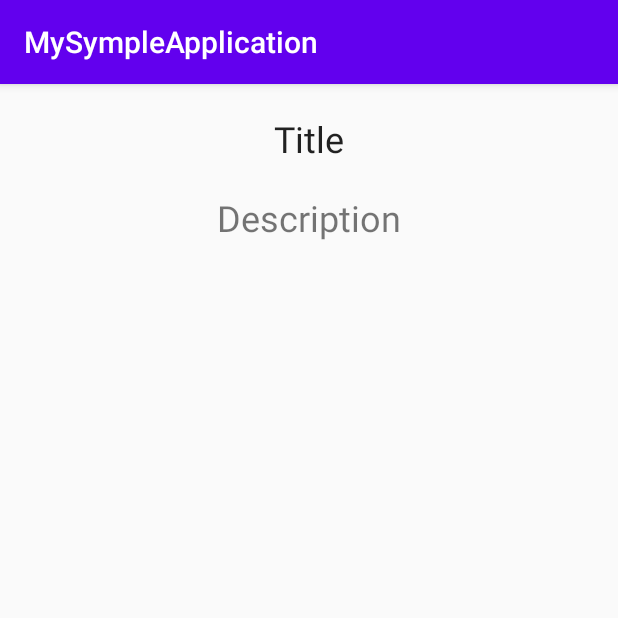
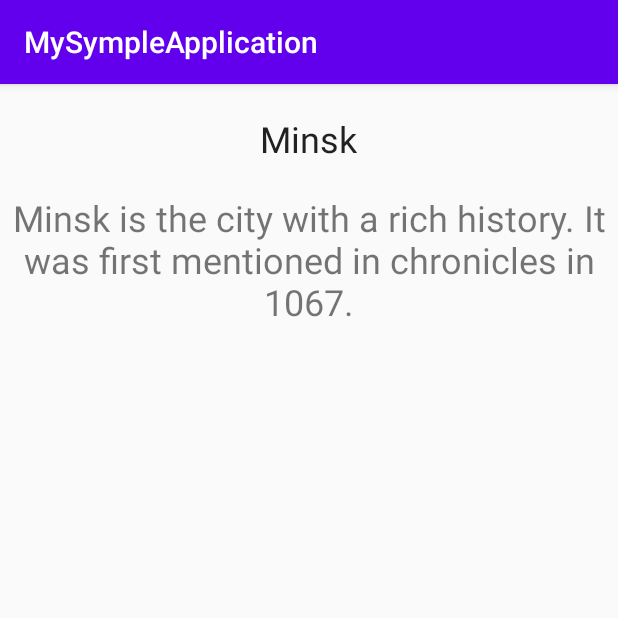
Before and after one commit to AlexM-pixel/SipmlePrimer, an Android app: the screen it shows after launch (DescriptionActivity), after a tap on "ТЕКСТ С ОПИСАНИЕМ И ЗАГОЛОВКОМ", on a phone screen of 412 x 824 dp, the top half of it. Run offline under Robolectric (Android 15) with nearby library versions, the phone set to English and light mode, and no system bars.

Commit message:
added interface implementation to mainActivity and layout for tablet

```diff
--- /dev/null
+++ b/app/src/main/java/com/example/mysympleapplication/Cities.java
@@ -0,0 +1,25 @@
+package com.example.mysympleapplication;
+
+import java.util.ArrayList;
+import java.util.Arrays;
+import java.util.List;
+
+public class Cities {
+    String title;
+    String description;
+
+    Cities(String title, String description) {
+        this.title= title;
+        this.description= description;
+    }
+  public static   List<Cities> citiesList = Arrays.asList(new Cities("Minsk", "Minsk is the city with a rich history. It was first mentioned in chronicles in 1067."),
+            new Cities("London", "its political, economic and cultural centre. It's one of the largest cities in the world. Its population "));
+
+    public String getTitle() {
+        return title;
+    }
+
+    public String getDescription() {
+        return description;
+    }
+}
--- a/app/src/main/java/com/example/mysympleapplication/DescriptionActivity.java
+++ b/app/src/main/java/com/example/mysympleapplication/DescriptionActivity.java
@@ -15,7 +15,8 @@ public class DescriptionActivity extends AppCompatActivity {
         super.onCreate(savedInstanceState);
         setContentView(R.layout.second_activity);
         Fragment2 descriptionfragment = (Fragment2) getSupportFragmentManager().findFragmentById(R.id.fragment_description_portret); //получил ссылку на фрагмент
-    descriptionfragment.setCity(1);
+        int idButton_fromFragment1 = getIntent().getExtras().getInt(MainActivity.KEY_TITLE);
+        descriptionfragment.setCity(idButton_fromFragment1);
     }
 
     @Override
--- a/app/src/main/java/com/example/mysympleapplication/MainActivity.java
+++ b/app/src/main/java/com/example/mysympleapplication/MainActivity.java
@@ -8,11 +8,20 @@ import android.os.Bundle;
 import android.view.View;
 import android.widget.Button;
 
-public class MainActivity extends AppCompatActivity {
+import com.example.mysympleapplication.fragments.Fragment1;
 
+public class MainActivity extends AppCompatActivity implements Fragment1.Listener {
+public static final String KEY_TITLE="id";
     @Override
     protected void onCreate(Bundle savedInstanceState) {
         super.onCreate(savedInstanceState);
         setContentView(R.layout.activity_main);
     }
+
+    @Override
+    public void idButton(int id) {
+        Intent intent = new Intent(this, DescriptionActivity.class);
+                    intent.putExtra(KEY_TITLE, id);
+                    startActivity(intent);
+    }
 }
--- a/app/src/main/java/com/example/mysympleapplication/fragments/Fragment1.java
+++ b/app/src/main/java/com/example/mysympleapplication/fragments/Fragment1.java
@@ -1,5 +1,6 @@
 package com.example.mysympleapplication.fragments;
 
+import android.content.Context;
 import android.content.Intent;
 import android.content.res.Configuration;
 import android.os.Bundle;
@@ -17,42 +18,47 @@ import com.example.mysympleapplication.R;
 import com.example.mysympleapplication.DescriptionActivity;
 
 public class Fragment1 extends Fragment {
-    public static final String KEY_TITLE = "Title";
-    private Button button1;
-    private Button button2;
+
+    public static interface Listener {
+        void idButton(int id);
+    }
+
+    private Listener listener;
 
     @Nullable
     @Override
     public View onCreateView(@NonNull LayoutInflater inflater, @Nullable ViewGroup container, @Nullable Bundle savedInstanceState) {
         final View view = inflater.inflate(R.layout.fragment_one, container, false);
-        button1 = view.findViewById(R.id.buttom1);
-        button2 = view.findViewById(R.id.buttom2);
+        final Button button1 = view.findViewById(R.id.buttom1);
+        final Button button2 = view.findViewById(R.id.buttom2);
 
         button1.setOnClickListener(new View.OnClickListener() {
             @Override
             public void onClick(View v) {
-                String textTitle = button1.getText().toString();
                 if (getResources().getConfiguration().orientation == Configuration.ORIENTATION_LANDSCAPE) {
-                   // sendDescription(textTitle);
+                    // sendDescription(textTitle);
                     Fragment2 descriptionfragment = (Fragment2) getChildFragmentManager().findFragmentById(R.id.fragment_description_land); //получил ссылку на фрагмент
                     descriptionfragment.setCity(1);
                 } else {
-                    Intent intent = new Intent(getActivity(), DescriptionActivity.class);
-                    intent.putExtra(KEY_TITLE, textTitle);
-                    startActivity(intent);
+//                    Intent intent = new Intent(getActivity(), DescriptionActivity.class);
+//                    intent.putExtra(KEY_TITLE, textTitle);
+//                    startActivity(intent);
+                    if (listener != null) {
+                        listener.idButton(0);
+                    }
                 }
             }
         });
         button2.setOnClickListener(new View.OnClickListener() {
             @Override
             public void onClick(View v) {
-                String textTitle = button2.getText().toString();
                 if (getResources().getConfiguration().orientation == Configuration.ORIENTATION_LANDSCAPE) {
-                   // sendDescription(textTitle);
+                    // sendDescription(textTitle);
                 } else {
-                    Intent intent = new Intent(getActivity(), DescriptionActivity.class);
-                    intent.putExtra(KEY_TITLE, textTitle);
-                    startActivity(intent);
+//                    Intent intent = new Intent(getActivity(), DescriptionActivity.class);
+//                    intent.putExtra(KEY_TITLE, textTitle);
+//                    startActivity(intent);
+                    listener.idButton(1);
                 }
             }
         });
@@ -60,9 +66,9 @@ public class Fragment1 extends Fragment {
         return view;
     }
 
-//    private void sendDescription(String text) {
-//        FragmentManager fm =getFragmentManager();
-//        assert fm != null;
-//        fm.beginTransaction().replace(R.id.second_frame,Fragment2.newInstance(text),"tag").commit();
-//    }
+    @Override
+    public void onAttach(@NonNull Context context) {
+        super.onAttach(context);
+        this.listener = (Listener) context;
+    }
 }
--- a/app/src/main/java/com/example/mysympleapplication/fragments/Fragment2.java
+++ b/app/src/main/java/com/example/mysympleapplication/fragments/Fragment2.java
@@ -10,11 +10,12 @@ import androidx.annotation.NonNull;
 import androidx.annotation.Nullable;
 import androidx.fragment.app.Fragment;
 
+import com.example.mysympleapplication.Cities;
 import com.example.mysympleapplication.R;
 
 public class Fragment2 extends Fragment {
     private static final String KEY_TEXT = "text";
-    private long idCity;
+    private int idCity;
 
     @Nullable
     @Override
@@ -23,15 +24,7 @@ public class Fragment2 extends Fragment {
         return inflater.inflate(R.layout.fragment_two, container, false);
     }
 
-//    public static Fragment2 newInstance(String text) {
-//        Bundle arguments = new Bundle();
-//        arguments.putString(KEY_TEXT, text);
-//        Fragment2 fragment2 = new Fragment2();
-//        fragment2.setArguments(arguments);
-//        return fragment2;
-//    }
-
-    public void setCity(long id) {
+    public void setCity(int id) {
         this.idCity = id;
     }
 
@@ -40,8 +33,10 @@ public class Fragment2 extends Fragment {
         super.onStart();
         View view = getView();
         if (view != null) {
-            TextView tiile= view.findViewById(R.id.Title);
-
+            TextView tiile = view.findViewById(R.id.Title);
+            TextView description = view.findViewById(R.id.text_description);
+            tiile.setText( Cities.citiesList.get(idCity).getTitle());
+            description.setText( Cities.citiesList.get(idCity).getDescription());
         }
     }
 }
```
Also changed, not shown: app/src/main/res/layout-large/activity_main.xml (added, +18 -0 lines), 1 other file.
